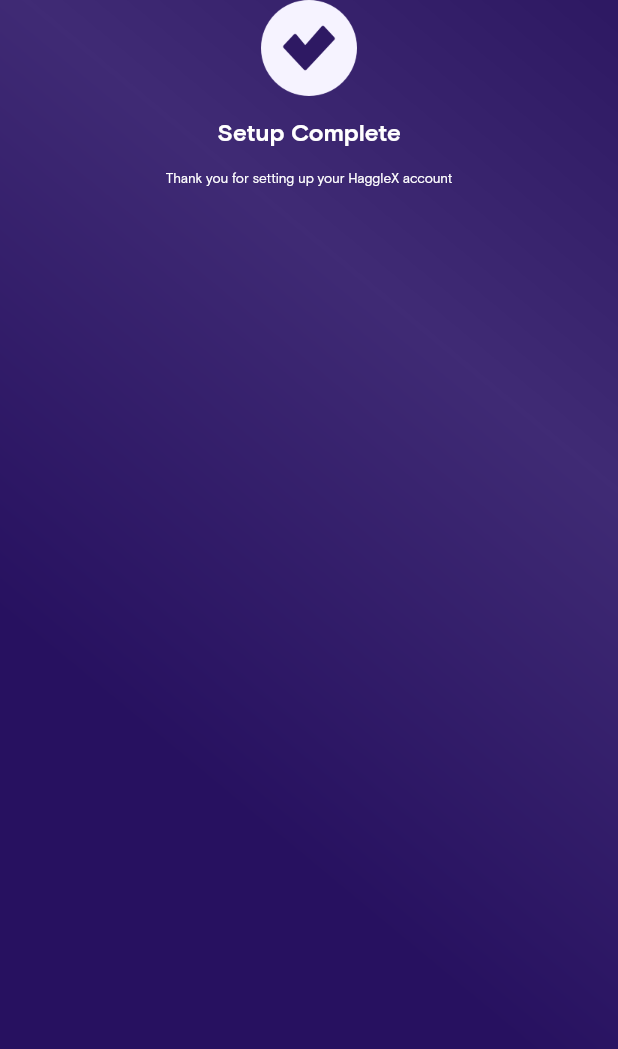
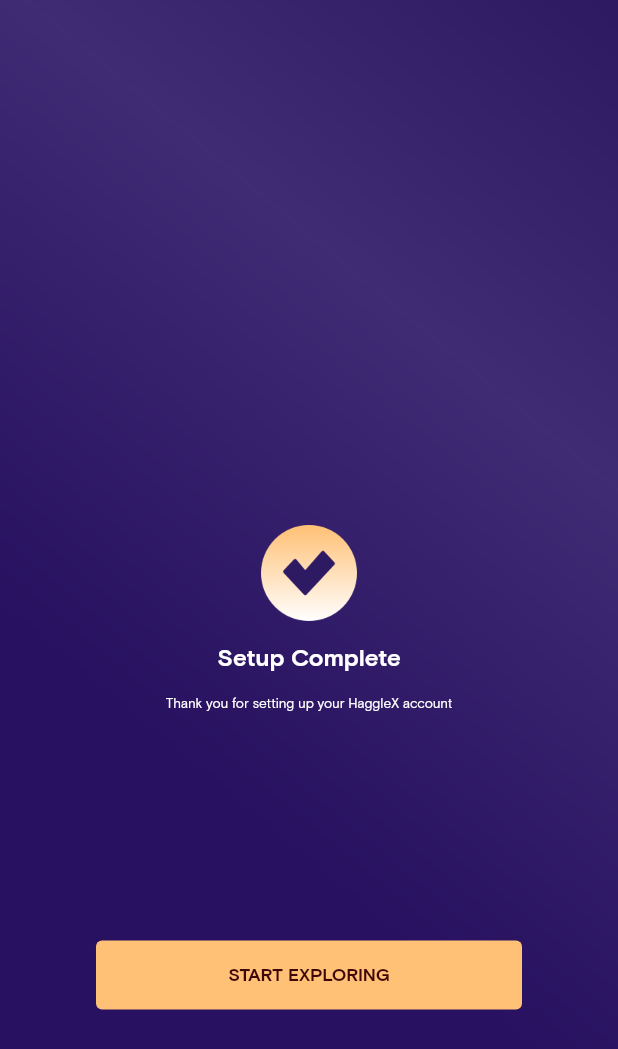
Before and after one commit to Dami-Lola/flutter_crypt_hagg, a Flutter app: the CompleteScreen screen opened by its route, on a phone screen of 412 x 824 dp. Shown: the top 1049 px of the screen. Run offline on Flutter 3.47's test engine with Material 2 defaults, Android fonts, the phone set to English and light mode, and no system bars; our stand-ins replace flutter_mobx, flutter_secure_storage, mobx, validators; missing offline and left inert: dart_json_mapper, dart_json_mapper_mobx, reflectable; accounts and stored records are empty; generated files the repository leaves out were written again; statements that could not run were skipped.

Commit message:
cleanong up code

```diff
--- a/lib/main.dart
+++ b/lib/main.dart
@@ -2,9 +2,7 @@ import 'package:dart_json_mapper/dart_json_mapper.dart';
 import 'package:dart_json_mapper_mobx/dart_json_mapper_mobx.dart';
 import 'package:flutter/material.dart';
 import 'package:flutter/services.dart';
-import 'package:flutter_crypt_hagg/utils/config/config.dart';
 import 'package:flutter_crypt_hagg/main.reflectable.dart';
-import 'package:flutter_crypt_hagg/utils/services/api_client.dart';
 import 'package:flutter_crypt_hagg/utils/services/secure_storage.dart';
 import 'package:flutter_crypt_hagg/utils/store/auth_store/auth_store.dart';
 import 'package:flutter_crypt_hagg/view/app.dart';
@@ -54,9 +52,7 @@ class MyApp extends StatelessWidget {
   Widget build(BuildContext context) {
     return MultiProvider(
       providers: [
-
         Provider<AuthStore>(create: (_) => authStore),
-        Provider<ApiClient>(create: (_) => ApiClient(authStore)),
       ],
       child: HagglexApp(),
     );
--- a/lib/utils/config/config.dart
+++ b/lib/utils/config/config.dart
@@ -1,7 +1,9 @@
 
 class Config {
 
-  static String baseUrl = '';
+  ///BASE URL
+
+  static String baseUrl = 'https://hagglex-backend-staging.herokuapp.com/graphql';
 
 
 }
--- a/lib/view/complete_screen.dart
+++ b/lib/view/complete_screen.dart
@@ -1,112 +1,66 @@
 import 'package:flutter/material.dart';
-import 'package:flutter/services.dart';
 import 'package:flutter_crypt_hagg/utils/constant/ReuseableComponent.dart';
 import 'package:flutter_crypt_hagg/utils/constant/colors.dart';
 import 'package:flutter_crypt_hagg/utils/constant/fonts.dart';
-import 'package:flutter_crypt_hagg/view/create_account/createAccount_screen.dart';
 import 'package:flutter_crypt_hagg/widgets/button.dart';
-import 'package:flutter_crypt_hagg/widgets/input_field.dart';
-import 'package:flutter_mobx/flutter_mobx.dart';
-
-
-
-
-
-
-
-
-
 
 
 class CompleteScreen extends StatefulWidget{
   static const routeName = '/CompleteScreen';
-
   @override
   _CompleteScreen createState()  =>  _CompleteScreen();
-
 }
-
-
 class _CompleteScreen extends State<CompleteScreen>{
-
-
-
-
-
-
-
-
-
-
-
   @override
   Widget build(BuildContext context) {
-    final size = MediaQuery
-        .of(context)
-        .size;
-
     return Scaffold(
-
-
       body:   Container (
-
-
-
           child: Stack(
             children: [
               //background component
-
-
               ReUseAbleComponent.backgroundImage(context),
-
-
-
               Align(
                 alignment: Alignment.center,
                 child: Column(
+                  crossAxisAlignment: CrossAxisAlignment.center,
+                  mainAxisAlignment: MainAxisAlignment.center,
                   children: [
-
                     Image.asset(
-                      'assets/images/mark.png',
+                      'assets/images/mark_2.png',
                       width: 64,
                       height:64,
                     ),
 
-
-
                     Container(
-
                         alignment: Alignment.center,
                         padding: EdgeInsets.symmetric(vertical: 15),
-                        child:  Text('Setup Complete',style: TextStyle(color: AppColors.whiteColor,fontFamily: AppFonts.BoldFonts,fontSize: 16),)
-
+                        child:  Text('Setup Complete',
+                          style: TextStyle(color: AppColors.whiteColor,
+                              fontFamily: AppFonts.BoldFonts,
+                              fontSize: 16),)
                     ),
-
-
-                    Text('Thank you for setting up your HaggleX account',style: TextStyle(color: AppColors.whiteColor,fontFamily: AppFonts.RegularFonts,fontSize: 9),)
-
-
-
+                    Text('Thank you for setting up your HaggleX account',style:
+                    TextStyle(color: AppColors.whiteColor,fontFamily: AppFonts.RegularFonts,fontSize: 9),),
                   ],
                 ),
               ),
 
-
-
-
-
-
-
-
+                Positioned(
+                  bottom: 150,
+                    left: 32,
+                    right: 32,
+                    child: Container(
+                      padding: EdgeInsets.symmetric(horizontal: 32),
+                      child:  Button(
+                        text: 'START EXPLORING',
+                        onPressed: () {},
+                        color: AppColors.accentsColor,
+                      ),
+                    ),
+                )
             ],
           )
       ),
     );
-
-
   }
-
-
-
-
 }
--- a/lib/widgets/back_button.dart
+++ b/lib/widgets/back_button.dart
@@ -3,6 +3,7 @@
 
 import 'package:flutter/cupertino.dart';
 
+///Generic Back button
 class BackButtons extends StatelessWidget{
 
 
--- a/lib/widgets/input_field.dart
+++ b/lib/widgets/input_field.dart
@@ -4,6 +4,7 @@ import 'package:flutter_crypt_hagg/utils/constant/colors.dart';
 import 'package:flutter_crypt_hagg/utils/constant/fonts.dart';
 
 
+///Generic input text
 
 InputDecoration getInputDecoration({
   @required String label,
```
Also changed, not shown: lib/utils/constant/size_config_.dart (deleted, +0 -110 lines), lib/utils/services/api_client.dart (deleted, +0 -82 lines), lib/view/create_account/createAccount_screen.dart (+3 -120 lines), lib/view/login_screen/login_screen.dart (+0 -93 lines), lib/view/splash_screens.dart (+6 -31 lines), lib/view/verify_account/verifyAccount.dart (+0 -90 lines), lib/widgets/button.dart (+4 -7 lines), pubspec.yaml (+2 -14 lines), assets/images/mark_2.png (added), pubspec.lock, 1 other file.
